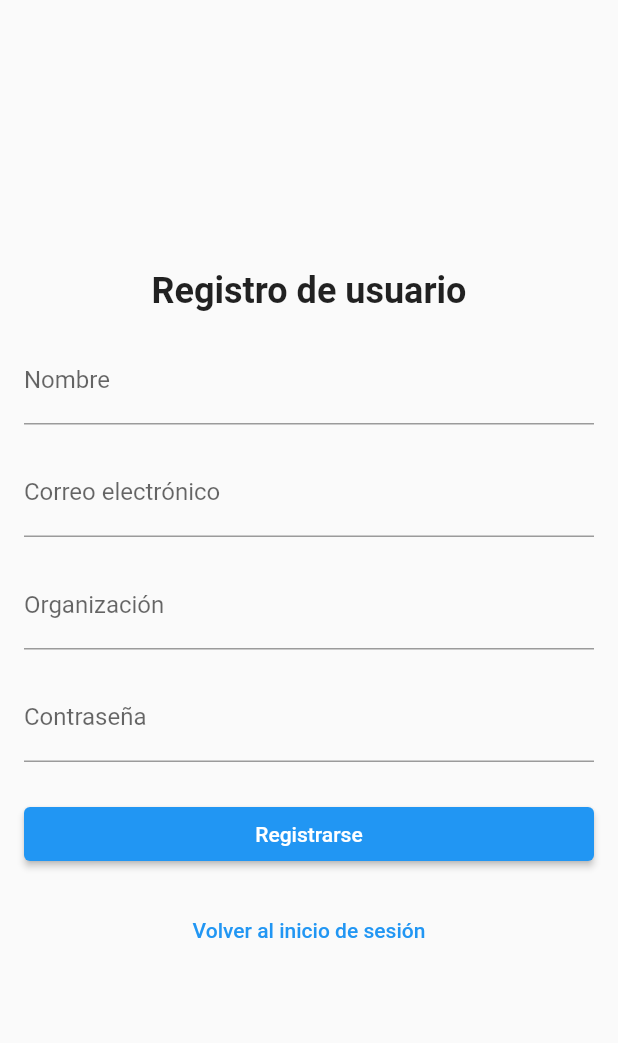
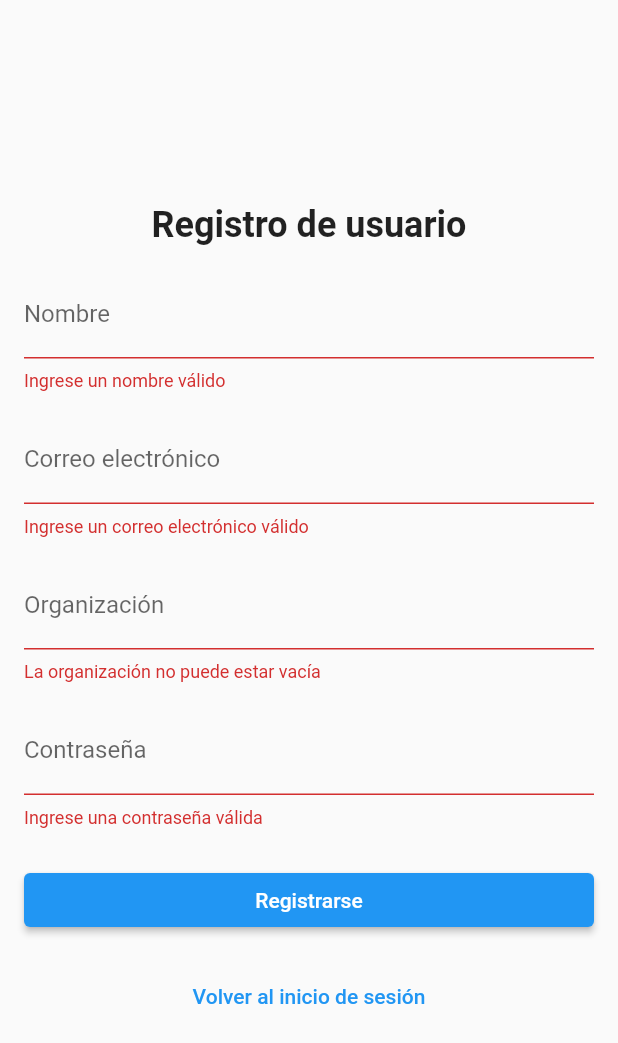
Before and after one commit to Develocrist/reservapp, a Flutter app: the RegisterScreen screen opened by its route, after a tap on "Registrarse", on a phone screen of 412 x 824 dp. Shown: the top 1043 px of the screen. Run offline on Flutter 3.47's test engine with Material 2 defaults, Android fonts, the phone set to English and light mode, and no system bars; our stand-ins replace cloud_firestore, firebase_auth, firebase_core, firebase_storage, google_sign_in, image_picker and 1 more; accounts and stored records are empty.

Commit message:
otro respaldo

```diff
--- a/lib/pages/salas/add_sala_page.dart
+++ b/lib/pages/salas/add_sala_page.dart
@@ -1,6 +1,5 @@
 import 'dart:io';
 
-import 'package:firebase_storage/firebase_storage.dart';
 import 'package:flutter/material.dart';
 
 import 'package:image_picker/image_picker.dart';
--- a/lib/pages/salas/update_sala_page.dart
+++ b/lib/pages/salas/update_sala_page.dart
@@ -1,6 +1,5 @@
 import 'dart:io';
 
-import 'package:firebase_storage/firebase_storage.dart';
 import 'package:flutter/material.dart';
 
 import 'package:image_picker/image_picker.dart';
--- a/lib/register_screen.dart
+++ b/lib/register_screen.dart
@@ -1,13 +1,65 @@
 import 'package:flutter/material.dart';
+import 'package:firebase_auth/firebase_auth.dart';
 
-class RegisterScreen extends StatelessWidget {
-  const RegisterScreen({super.key});
+class RegisterScreen extends StatefulWidget {
+  const RegisterScreen({Key? key}) : super(key: key);
+
+  @override
+  _RegisterScreenState createState() => _RegisterScreenState();
+}
+
+class _RegisterScreenState extends State<RegisterScreen> {
+  final _formKey = GlobalKey<FormState>();
+  final _emailController = TextEditingController();
+  final _passwordController = TextEditingController();
+  final _organizationController = TextEditingController();
+
+  void _registerUser() async {
+    if (_formKey.currentState!.validate()) {
+      final String organization = _organizationController.text;
+      if (organization.toUpperCase() == 'UMD') {
+        try {
+          UserCredential userCredential =
+              await FirebaseAuth.instance.createUserWithEmailAndPassword(
+            email: _emailController.text,
+            password: _passwordController.text,
+          );
+          // Registro exitoso, puedes realizar otras acciones aquí
+          print('Usuario registrado: ${userCredential.user!.email}');
+          _emailController.clear();
+          _passwordController.clear();
+          _organizationController.clear();
+        } catch (e) {
+          print('Error al registrar el usuario: $e');
+        }
+      } else {
+        showDialog(
+          context: context,
+          builder: (context) {
+            return AlertDialog(
+              title: Text('Error'),
+              content: Text('La organización debe ser UMD.'),
+              actions: <Widget>[
+                ElevatedButton(
+                  onPressed: () => Navigator.of(context).pop(),
+                  child: Text('OK'),
+                ),
+              ],
+            );
+          },
+        );
+      }
+    }
+  }
 
   @override
   Widget build(BuildContext context) {
     return Scaffold(
       body: Container(
         padding: EdgeInsets.all(16.0),
+        child: Form(
+          key: _formKey,
+          autovalidateMode: AutovalidateMode.onUserInteraction,
           child: Column(
             mainAxisAlignment: MainAxisAlignment.center,
             crossAxisAlignment: CrossAxisAlignment.stretch,
@@ -25,18 +77,38 @@ class RegisterScreen extends StatelessWidget {
                 decoration: InputDecoration(
                   labelText: 'Nombre',
                 ),
+                validator: (value) {
+                  if (value!.isEmpty) {
+                    return 'Ingrese un nombre válido';
+                  }
+                  return null;
+                },
               ),
               SizedBox(height: 16.0),
               TextFormField(
                 decoration: InputDecoration(
                   labelText: 'Correo electrónico',
                 ),
+                controller: _emailController,
+                validator: (value) {
+                  if (value!.isEmpty) {
+                    return 'Ingrese un correo electrónico válido';
+                  }
+                  return null;
+                },
               ),
               SizedBox(height: 16.0),
               TextFormField(
                 decoration: InputDecoration(
                   labelText: 'Organización',
                 ),
+                controller: _organizationController,
+                validator: (value) {
+                  if (value!.isEmpty) {
+                    return 'La organización no puede estar vacía';
+                  }
+                  return null;
+                },
               ),
               SizedBox(height: 16.0),
               TextFormField(
@@ -44,12 +116,17 @@ class RegisterScreen extends StatelessWidget {
                   labelText: 'Contraseña',
                 ),
                 obscureText: true,
+                controller: _passwordController,
+                validator: (value) {
+                  if (value!.isEmpty) {
+                    return 'Ingrese una contraseña válida';
+                  }
+                  return null;
+                },
               ),
               const SizedBox(height: 24.0),
               ElevatedButton(
-              onPressed: () {
-                // Acción al presionar el botón de registro
-              },
+                onPressed: _registerUser,
                 child: const Text('Registrarse'),
               ),
               const SizedBox(height: 16.0),
@@ -62,6 +139,7 @@ class RegisterScreen extends StatelessWidget {
             ],
           ),
         ),
+      ),
     );
   }
 }
```
Also changed, not shown: lib/home_screen.dart (+18 -4 lines), lib/login_screen.dart (+9 -4 lines). Lines whose indentation alone changed are shown as unchanged.
